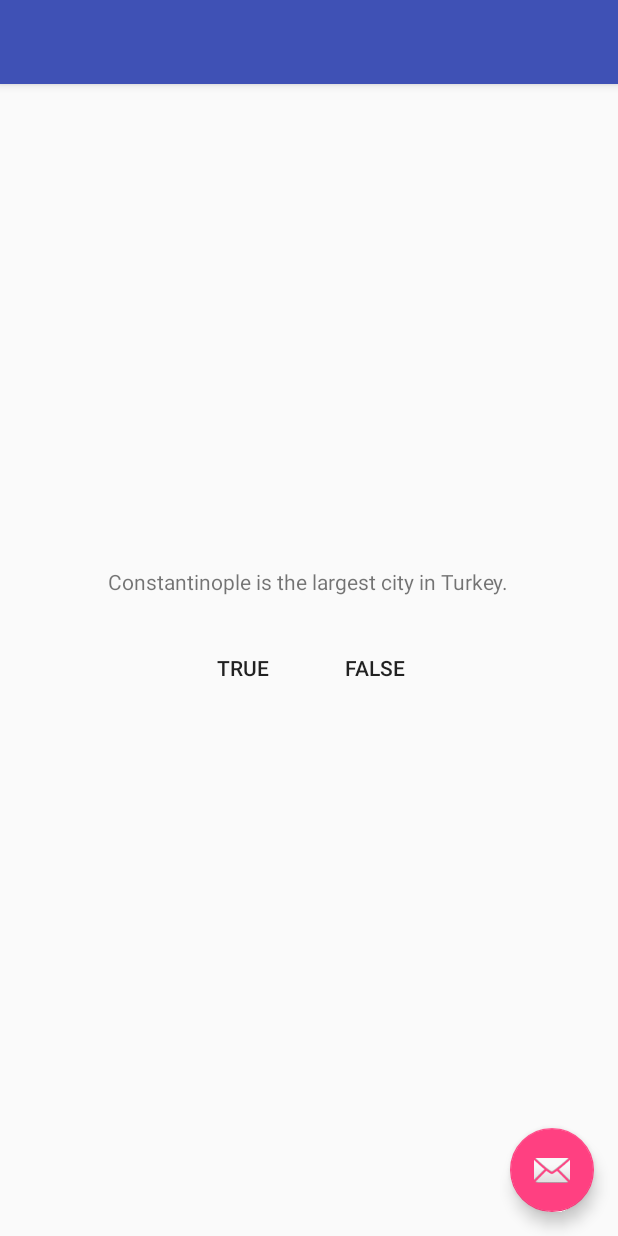
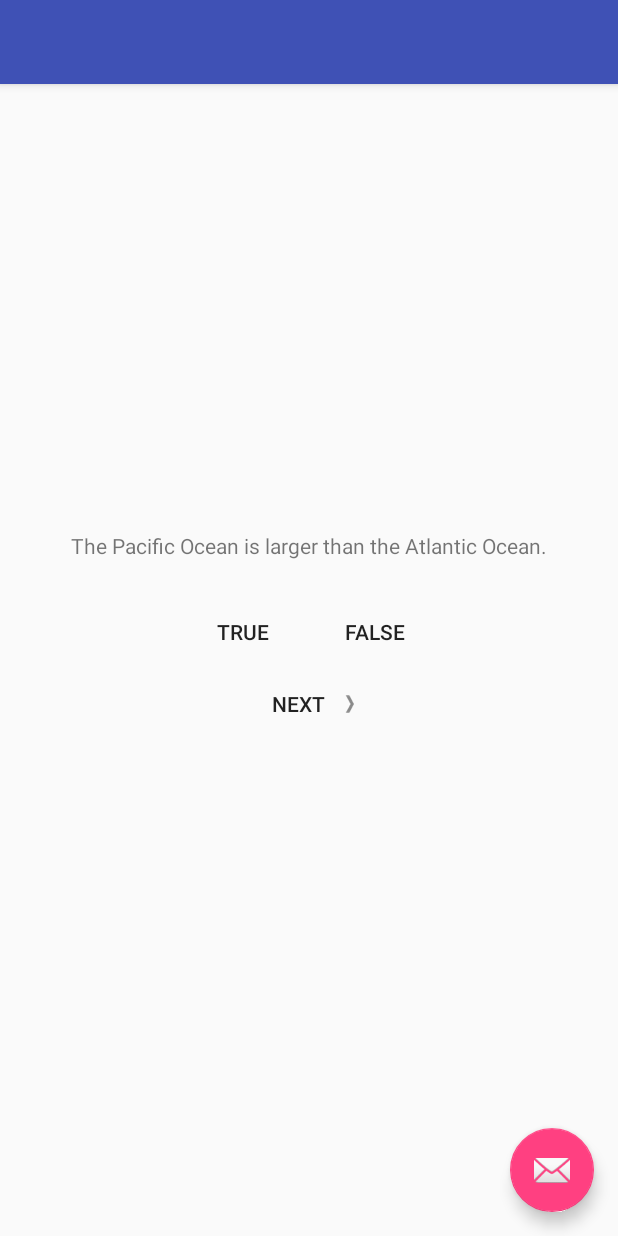
Before and after one commit to groz/android-course, an Android app: the screen it shows after launch (QuizActivity), after a tap on "TRUE", on a phone screen of 412 x 824 dp. Run offline under Robolectric (Android 15) with nearby library versions, the phone set to English and light mode, and no system bars.

Commit message:
Finish chapter 2. Add drawables and assign to a button

```diff
--- a/GeoQuiz/app/build.gradle
+++ b/GeoQuiz/app/build.gradle
@@ -26,7 +26,9 @@
     compile fileTree(dir: 'libs', include: ['*.jar'])
     androidTestCompile 'com.android.support:support-annotations:23.1.1'
 
-    androidTestCompile 'junit:junit:4.12'
+    testCompile 'junit:junit:4.12'
+    testCompile 'org.mockito:mockito-core:1.10.19'
+
     compile 'com.android.support:appcompat-v7:23.1.1'
     compile 'com.android.support:design:23.1.1'
 
--- /dev/null
+++ b/GeoQuiz/app/src/main/java/com/bignerdranch/android/geoquiz/Question.java
@@ -0,0 +1,27 @@
+package com.bignerdranch.android.geoquiz;
+
+public class Question {
+    private int mTextResId;
+    private boolean mAnswerTrue;
+
+    public Question(int textResId, boolean answerTrue) {
+        mTextResId = textResId;
+        mAnswerTrue = answerTrue;
+    }
+
+    public int getTextResId() {
+        return mTextResId;
+    }
+
+    public void setTextResId(int textResId) {
+        mTextResId = textResId;
+    }
+
+    public boolean isAnswerTrue() {
+        return mAnswerTrue;
+    }
+
+    public void setAnswerTrue(boolean answerTrue) {
+        mAnswerTrue = answerTrue;
+    }
+}
--- a/GeoQuiz/app/src/main/java/com/bignerdranch/android/geoquiz/QuizActivity.java
+++ b/GeoQuiz/app/src/main/java/com/bignerdranch/android/geoquiz/QuizActivity.java
@@ -6,36 +6,74 @@
 import android.view.MenuItem;
 import android.view.View;
 import android.widget.Button;
+import android.widget.TextView;
 import android.widget.Toast;
 
 public class QuizActivity extends AppCompatActivity {
 
     private Button mTrueButton;
     private Button mFalseButton;
+    private Button mNextButton;
+    private TextView mQuestionTextView;
+
+    private Question[] mQuestionBank = new Question[] {
+            new Question(R.string.question_oceans, true),
+            new Question(R.string.question_mideast, false),
+            new Question(R.string.question_africa, false),
+            new Question(R.string.question_americas, true),
+            new Question(R.string.question_asia, true),
+    };
+
+    private int mCurrentIndex = 0;
+
+    private void checkAnswer(boolean userOption) {
+        Question question = mQuestionBank[mCurrentIndex];
+
+        int toastMessageId = question.isAnswerTrue() == userOption
+                ? R.string.correct_toast
+                : R.string.incorrect_toast;
+
+        Toast.makeText(this, toastMessageId, Toast.LENGTH_SHORT).show();
+    }
+
+    private void updateQuestion() {
+        Question question = mQuestionBank[mCurrentIndex];
+        mQuestionTextView.setText(question.getTextResId());
+    }
 
     @Override
     protected void onCreate(Bundle savedInstanceState) {
         super.onCreate(savedInstanceState);
         setContentView(R.layout.activity_quiz);
 
+        mQuestionTextView = (TextView) findViewById(R.id.question_text_view);
         mTrueButton = (Button) findViewById(R.id.true_button);
         mFalseButton = (Button) findViewById(R.id.false_button);
+        mNextButton = (Button) findViewById(R.id.next_button);
 
         mTrueButton.setOnClickListener(new View.OnClickListener() {
             @Override
             public void onClick(View v) {
-                Toast.makeText(QuizActivity.this, R.string.incorrect_toast, Toast.LENGTH_SHORT)
-                        .show();
+                checkAnswer(true);
             }
         });
 
         mFalseButton.setOnClickListener(new View.OnClickListener() {
             @Override
             public void onClick(View v) {
-                Toast.makeText(QuizActivity.this, R.string.correct_toast, Toast.LENGTH_SHORT)
-                        .show();
+                checkAnswer(false);
             }
         });
+
+        mNextButton.setOnClickListener(new View.OnClickListener() {
+            @Override
+            public void onClick(View v) {
+                mCurrentIndex = (mCurrentIndex + 1) % mQuestionBank.length;
+                updateQuestion();
+            }
+        });
+
+        updateQuestion();
     }
 
     @Override
--- a/GeoQuiz/app/src/main/res/layout/content_quiz.xml
+++ b/GeoQuiz/app/src/main/res/layout/content_quiz.xml
@@ -6,9 +6,9 @@
     android:orientation="vertical">
 
     <TextView
+        android:id="@+id/question_text_view"
         android:layout_width="wrap_content"
         android:layout_height="wrap_content"
-        android:text="@string/question_text"
         android:padding="24dp"/>
 
     <LinearLayout
@@ -17,19 +17,28 @@
         android:orientation="horizontal">
 
         <Button
+            android:id="@+id/true_button"
             android:layout_width="wrap_content"
             android:layout_height="wrap_content"
             android:text="@string/true_button"
-            android:id="@+id/true_button"
             style="@style/Widget.AppCompat.Button.Borderless"/>
 
         <Button
+            android:id="@+id/false_button"
             android:layout_width="wrap_content"
             android:layout_height="wrap_content"
             android:text="@string/false_button"
-            android:id="@+id/false_button"
             style="@style/Widget.AppCompat.Button.Borderless"/>
 
     </LinearLayout>
 
+    <Button
+        android:id="@+id/next_button"
+        android:layout_width="wrap_content"
+        android:layout_height="wrap_content"
+        android:text="@string/next_button"
+        android:drawableRight="@drawable/arrow_right"
+        android:drawablePadding="4dp"
+        style="@style/Widget.AppCompat.Button.Borderless"/>
+
 </LinearLayout>
--- a/GeoQuiz/app/src/main/res/values/strings.xml
+++ b/GeoQuiz/app/src/main/res/values/strings.xml
@@ -1,11 +1,16 @@
 <resources>
     <string name="app_name">GeoQuiz</string>
     <string name="action_settings">Settings</string>
-    <string name="question_text">
-        Constantinople is the largest city in Turkey.
-    </string>
     <string name="true_button">True</string>
     <string name="false_button">False</string>
     <string name="correct_toast">Correct!</string>
     <string name="incorrect_toast">Incorrect!</string>
+    <string name="next_button">Next</string>
+
+    <string name="question_text">Constantinople is the largest city in Turkey.</string>
+    <string name="question_oceans">The Pacific Ocean is larger than the Atlantic Ocean.</string>
+    <string name="question_mideast">The Suez Canal connects the Red Sea and the Indian Ocean.</string>
+    <string name="question_africa">The source of the Nile River is in Egypt.</string>
+    <string name="question_americas">The Amazon River is the longest river in the Americas.</string>
+    <string name="question_asia">Lake Baikal is the world\'s oldest and deepest freshwater lake.</string>
 </resources>
```
Also changed, not shown: GeoQuiz/app/src/main/res/drawable-hdpi/arrow_left.png (added), GeoQuiz/app/src/main/res/drawable-hdpi/arrow_right.png (added), GeoQuiz/app/src/main/res/drawable-mdpi/arrow_left.png (added), GeoQuiz/app/src/main/res/drawable-mdpi/arrow_right.png (added), GeoQuiz/app/src/main/res/drawable-xhdpi/arrow_left.png (added), GeoQuiz/app/src/main/res/drawable-xhdpi/arrow_right.png (added), GeoQuiz/app/src/main/res/drawable-xxhdpi/arrow_left.png (added), GeoQuiz/app/src/main/res/drawable-xxhdpi/arrow_right.png (added).
